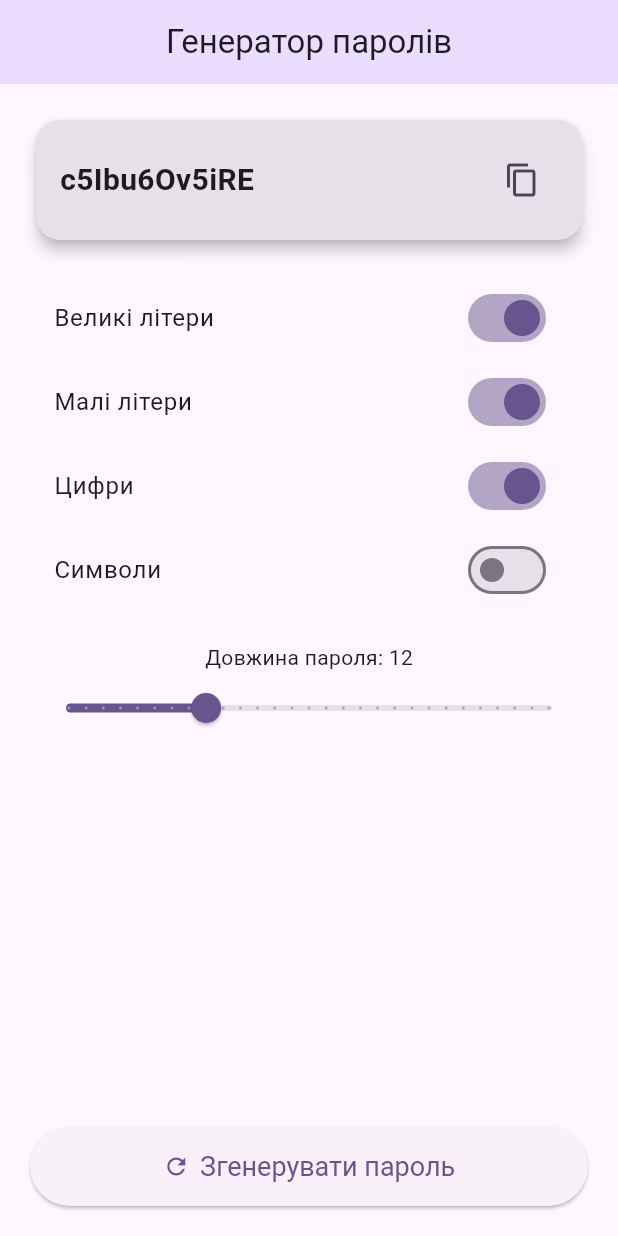
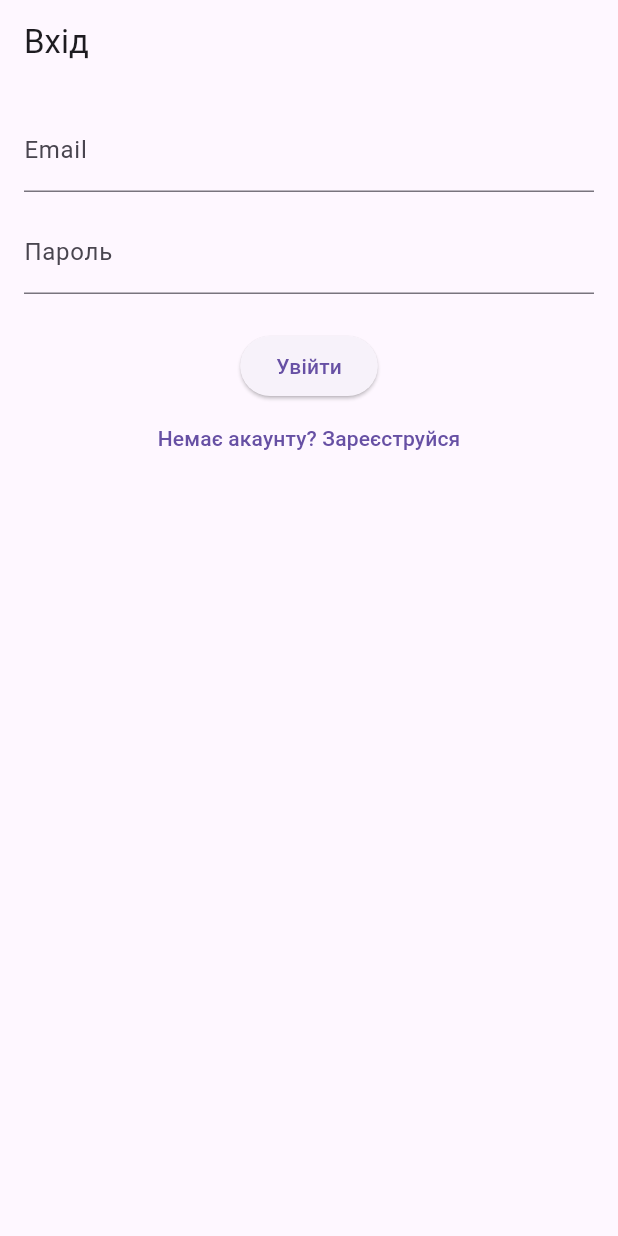
Before and after one commit to NazarPasternak21/FlutterLab, a Flutter app: the screen it shows after launch, on a phone screen of 412 x 824 dp. Run offline on Flutter 3.47's test engine with Material 3 defaults, Android fonts, the phone set to English and light mode, and no system bars.

Commit message:
Added new project for lab2

```diff
--- a/lib/main.dart
+++ b/lib/main.dart
@@ -1,193 +1,35 @@
-import 'dart:math';
 import 'package:flutter/material.dart';
-import 'package:flutter/services.dart';
+import 'package:provider/provider.dart';
+import 'widgets/app_state.dart';
+import 'screens/login_screen.dart';
+import 'screens/register_screen.dart';
+import 'screens/home_screen.dart';
+import 'screens/profile_screen.dart';
 
 void main() {
-  runApp(const PasswordGeneratorApp());
+  runApp(
+    ChangeNotifierProvider(
+      create: (context) => AppState(),
+      child: MyApp(),
+    ),
+  );
 }
 
-class PasswordGeneratorApp extends StatelessWidget {
-  const PasswordGeneratorApp({super.key});
-
+class MyApp extends StatelessWidget {
   @override
   Widget build(BuildContext context) {
     return MaterialApp(
-      title: 'Password Generator',
+      title: 'Smart Cup',
       theme: ThemeData(
-        colorScheme: ColorScheme.fromSeed(seedColor: Colors.deepPurple),
-        useMaterial3: true,
+        primarySwatch: Colors.brown,
       ),
-      darkTheme: ThemeData.dark(useMaterial3: true),
-      home: const PasswordGeneratorScreen(),
+      initialRoute: '/',
+      routes: {
+        '/': (context) => LoginScreen(),
+        '/register': (context) => RegisterScreen(),
+        '/home': (context) => HomeScreen(),
+        '/profile': (context) => ProfileScreen(),
+      },
     );
   }
 }
-
-class PasswordGeneratorScreen extends StatefulWidget {
-  const PasswordGeneratorScreen({super.key});
-
-  @override
-  State<PasswordGeneratorScreen> createState() =>
-      _PasswordGeneratorScreenState();
-}
-
-class _PasswordGeneratorScreenState extends State<PasswordGeneratorScreen> {
-  double _passwordLength = 12;
-  bool _includeUppercase = true;
-  bool _includeLowercase = true;
-  bool _includeNumbers = true;
-  bool _includeSymbols = false;
-
-  String _generatedPassword = '';
-
-  void _generatePassword() {
-    const lowercaseChars = 'abcdefghijklmnopqrstuvwxyz';
-    const uppercaseChars = 'ABCDEFGHIJKLMNOPQRSTUVWXYZ';
-    const numberChars = '0123456789';
-    const symbolChars = '!@#\$%^&*()_+-=[]{}|;:,.<>?';
-
-    String chars = '';
-    if (_includeLowercase) chars += lowercaseChars;
-    if (_includeUppercase) chars += uppercaseChars;
-    if (_includeNumbers) chars += numberChars;
-    if (_includeSymbols) chars += symbolChars;
-
-    if (chars.isEmpty) {
-      setState(() {
-        _generatedPassword = 'Оберіть хоча б одну опцію!';
-      });
-      return;
-    }
-
-    final rand = Random.secure();
-    final password = List.generate(
-      _passwordLength.toInt(),
-      (index) => chars[rand.nextInt(chars.length)],
-    ).join();
-
-    setState(() {
-      _generatedPassword = password;
-    });
-  }
-
-  void _copyPassword() {
-    if (_generatedPassword.isNotEmpty &&
-        _generatedPassword != 'Оберіть хоча б одну опцію!') {
-      Clipboard.setData(ClipboardData(text: _generatedPassword));
-      ScaffoldMessenger.of(context).showSnackBar(
-        const SnackBar(content: Text('Пароль скопійовано!')),
-      );
-    }
-  }
-
-  @override
-  void initState() {
-    super.initState();
-    _generatePassword();
-  }
-
-  @override
-  Widget build(BuildContext context) {
-    final colorScheme = Theme.of(context).colorScheme;
-    return Scaffold(
-      appBar: AppBar(
-        title: const Text('Генератор паролів'),
-        centerTitle: true,
-        backgroundColor: colorScheme.primaryContainer,
-      ),
-      body: Padding(
-        padding: const EdgeInsets.all(20),
-        child: Column(
-          children: [
-            Card(
-              elevation: 4,
-              shape: RoundedRectangleBorder(
-                borderRadius: BorderRadius.circular(16),
-              ),
-              color: colorScheme.surfaceContainerHighest,
-              child: Padding(
-                padding: const EdgeInsets.all(16),
-                child: Row(
-                  children: [
-                    Expanded(
-                      child: SelectableText(
-                        _generatedPassword,
-                        style: const TextStyle(
-                          fontSize: 20,
-                          fontWeight: FontWeight.bold,
-                        ),
-                      ),
-                    ),
-                    IconButton(
-                      icon: const Icon(Icons.copy),
-                      onPressed: _copyPassword,
-                    )
-                  ],
-                ),
-              ),
-            ),
-            const SizedBox(height: 20),
-            _buildOptionSwitch(
-              title: 'Великі літери',
-              value: _includeUppercase,
-              onChanged: (val) =>
-                  setState(() => _includeUppercase = val),
-            ),
-            _buildOptionSwitch(
-              title: 'Малі літери',
-              value: _includeLowercase,
-              onChanged: (val) =>
-                  setState(() => _includeLowercase = val),
-            ),
-            _buildOptionSwitch(
-              title: 'Цифри',
-              value: _includeNumbers,
-              onChanged: (val) => setState(() => _includeNumbers = val),
-            ),
-            _buildOptionSwitch(
-              title: 'Символи',
-              value: _includeSymbols,
-              onChanged: (val) => setState(() => _includeSymbols = val),
-            ),
-            const SizedBox(height: 20),
-            Text('Довжина пароля: ${_passwordLength.toInt()}'),
-            Slider(
-              value: _passwordLength,
-              min: 4,
-              max: 32,
-              divisions: 28,
-              label: _passwordLength.toInt().toString(),
-              onChanged: (val) => setState(() => _passwordLength = val),
-            ),
-            const Spacer(),
-            SizedBox(
-              width: double.infinity,
-              child: ElevatedButton.icon(
-                icon: const Icon(Icons.refresh),
-                label: const Text('Згенерувати пароль'),
-                style: ElevatedButton.styleFrom(
-                  padding: const EdgeInsets.symmetric(vertical: 16),
-                  textStyle: const TextStyle(fontSize: 18),
-                ),
-                onPressed: _generatePassword,
-              ),
-            ),
-          ],
-        ),
-      ),
-    );
-  }
-
-  Widget _buildOptionSwitch({
-    required String title,
-    required bool value,
-    required ValueChanged<bool> onChanged,
-  }) {
-    return SwitchListTile(
-      title: Text(title),
-      value: value,
-      onChanged: onChanged,
-      activeColor: Theme.of(context).colorScheme.primary,
-    );
-  }
-}
--- /dev/null
+++ b/lib/screens/login_screen.dart
@@ -0,0 +1,69 @@
+import 'package:flutter/material.dart';
+
+class LoginScreen extends StatelessWidget {
+  final _formKey = GlobalKey<FormState>();
+  final _emailController = TextEditingController();
+  final _passwordController = TextEditingController();
+
+  @override
+  Widget build(BuildContext context) {
+    return Scaffold(
+      appBar: AppBar(title: Text('Вхід')),
+      body: Padding(
+        padding: const EdgeInsets.all(16.0),
+        child: Form(
+          key: _formKey,
+          child: Column(
+            children: [
+              TextFormField(
+                controller: _emailController,
+                decoration: InputDecoration(labelText: 'Email'),
+                keyboardType: TextInputType.emailAddress,
+                validator: (value) {
+                  if (value == null || value.isEmpty) {
+                    return 'Введіть email';
+                  }
+                  final emailRegex = RegExp(r'^[^@]+@[^@]+\.[^@]+');
+                  if (!emailRegex.hasMatch(value)) {
+                    return 'Некоректний формат email';
+                  }
+                  return null;
+                },
+              ),
+              SizedBox(height: 12),
+              TextFormField(
+                controller: _passwordController,
+                obscureText: true,
+                decoration: InputDecoration(labelText: 'Пароль'),
+                validator: (value) {
+                  if (value == null || value.isEmpty) {
+                    return 'Введіть пароль';
+                  }
+                  if (value.length < 6) {
+                    return 'Пароль має містити щонайменше 6 символів';
+                  }
+                  return null;
+                },
+              ),
+              SizedBox(height: 24),
+              ElevatedButton(
+                onPressed: () {
+                  if (_formKey.currentState!.validate()) {
+                    Navigator.pushReplacementNamed(context, '/home');
+                  }
+                },
+                child: Text('Увійти'),
+              ),
+              TextButton(
+                onPressed: () {
+                  Navigator.pushNamed(context, '/register');
+                },
+                child: Text('Немає акаунту? Зареєструйся'),
+              ),
+            ],
+          ),
+        ),
+      ),
+    );
+  }
+}
```
Also changed, not shown: lib/screens/home_screen.dart (added, +52 -0 lines), lib/screens/profile_screen.dart (added, +71 -0 lines), lib/screens/register_screen.dart (added, +85 -0 lines), lib/widgets/app_state.dart (added, +19 -0 lines), lib/widgets/cup_status_card.dart (added, +34 -0 lines), lib/widgets/custom_button.dart (added, +33 -0 lines), pubspec.yaml (+5 -3 lines), pubspec.lock, 11 other files.
